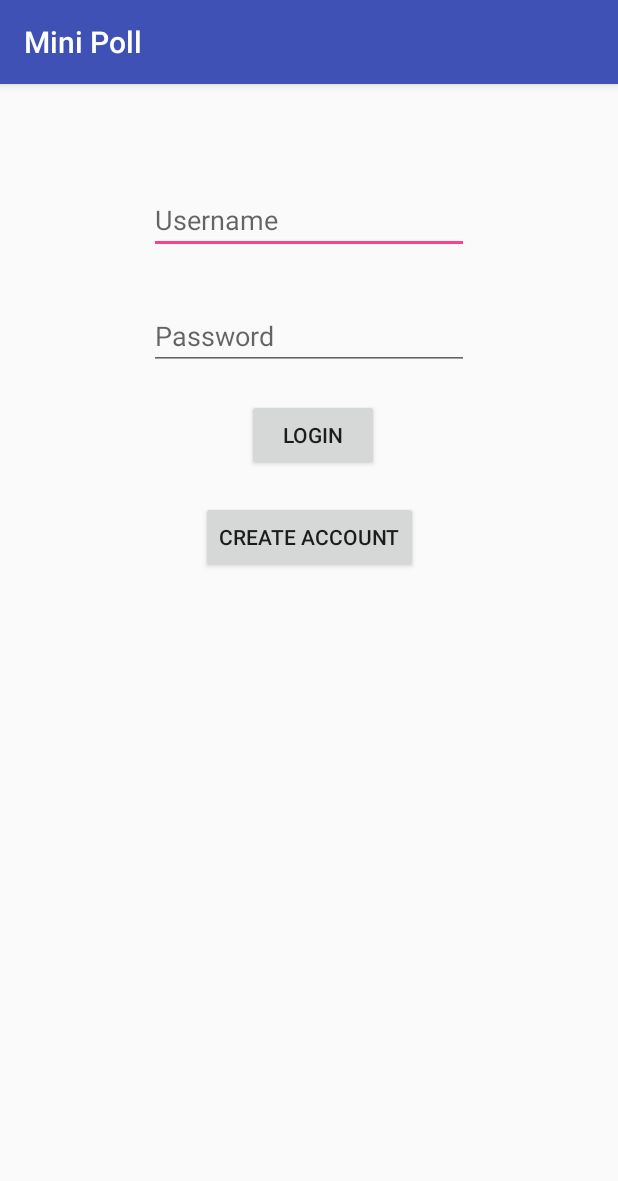
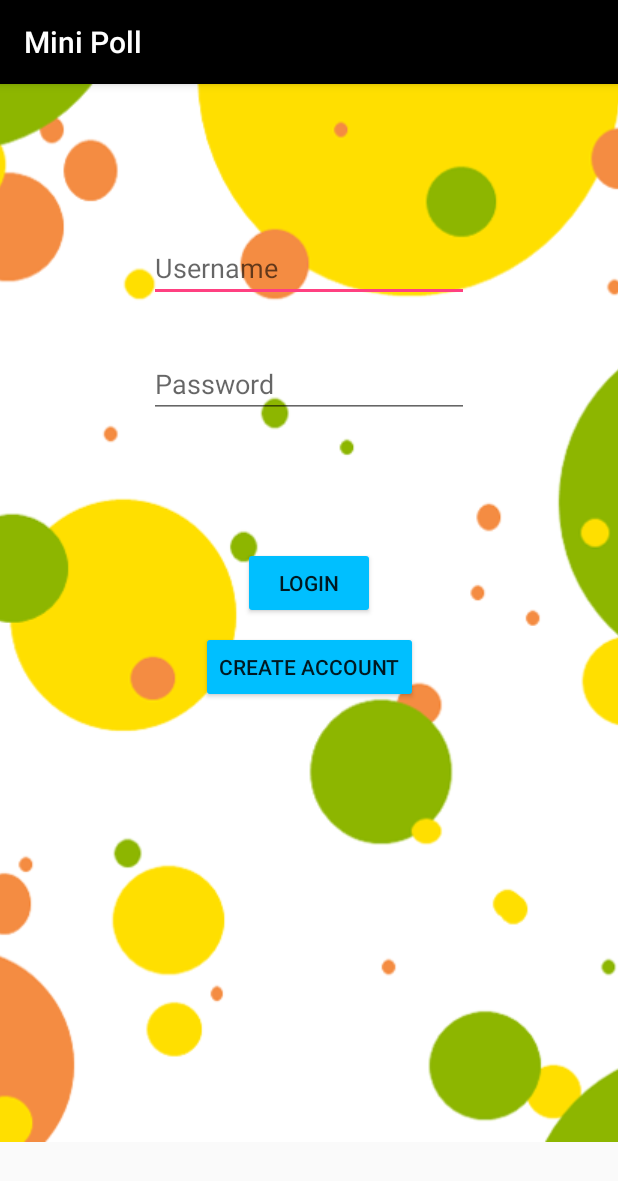
Before and after one commit to maleclercq/LSINF1225-2018-Groupe1-MiniPoll, an Android app: the screen it shows after launch (ConnectionActivity), on a phone screen of 412 x 824 dp. Shown: the top 1181 px of the screen. Run offline under Robolectric (Android 15) with nearby library versions, the phone set to English and light mode, and no system bars.

Commit message:
+ chgmnt des couleurs et ajout de la valuer dans @values/colors + ajout des images background

```diff
--- a/app/src/main/res/drawable/oval_choix.xml
+++ b/app/src/main/res/drawable/oval_choix.xml
@@ -9,7 +9,7 @@
         android:topLeftRadius="30dp"
         android:topRightRadius="30dp" />
 
-    <solid android:color="#CFCFCF" />
+    <solid android:color="@color/colorChoix" />
 
     <padding
         android:bottom="0dp"
@@ -21,5 +21,5 @@
         android:height="60dp"
         android:width="270dp" />
 
-    <solid android:color="#f48c42" />
+    <solid android:color="@color/colorChoix" />
 </shape>
--- a/app/src/main/res/drawable/oval_questionnaire.xml
+++ b/app/src/main/res/drawable/oval_questionnaire.xml
@@ -9,7 +9,7 @@
         android:topLeftRadius="30dp"
         android:topRightRadius="30dp" />
 
-    <solid android:color="#CFCFCF" />
+    <solid android:color="@color/colorQuestionnaire" />
 
     <padding
         android:bottom="0dp"
@@ -21,5 +21,5 @@
         android:height="60dp"
         android:width="270dp" />
 
-    <solid android:color="#f4f441" />
+    <solid android:color="@color/colorQuestionnaire" />
 </shape>
--- a/app/src/main/res/drawable/oval_sondage.xml
+++ b/app/src/main/res/drawable/oval_sondage.xml
@@ -9,7 +9,7 @@
         android:topLeftRadius="30dp"
         android:topRightRadius="30dp" />
 
-    <solid android:color="#CFCFCF" />
+    <solid android:color="@color/colorSondage" />
 
     <padding
         android:bottom="0dp"
@@ -21,5 +21,5 @@
         android:height="60dp"
         android:width="270dp" />
 
-    <solid android:color="#85f441" />
+    <solid android:color="@color/colorSondage" />
 </shape>
--- a/app/src/main/res/layout/activity_connection.xml
+++ b/app/src/main/res/layout/activity_connection.xml
@@ -4,15 +4,28 @@
     xmlns:tools="http://schemas.android.com/tools"
     android:layout_width="match_parent"
     android:layout_height="match_parent"
-    android:noHistory = "true"
+    android:noHistory="true"
     tools:context="com.example.matthieu.minipoll.ConnectionActivity"
     tools:layout_editor_absoluteY="81dp">
+
+    <ImageView
+        android:id="@+id/imageView2"
+        android:layout_width="wrap_content"
+        android:layout_height="wrap_content"
+        android:scaleType="centerCrop"
+        app:layout_constraintBottom_toBottomOf="parent"
+        app:layout_constraintEnd_toEndOf="parent"
+        app:layout_constraintHorizontal_bias="1.0"
+        app:layout_constraintStart_toStartOf="parent"
+        app:layout_constraintTop_toTopOf="parent"
+        app:layout_constraintVertical_bias="0.0"
+        app:srcCompat="@drawable/background_connection" />
 
     <EditText
         android:id="@+id/ID"
         android:layout_width="wrap_content"
         android:layout_height="wrap_content"
-        android:layout_marginTop="68dp"
+        android:layout_marginTop="100dp"
         android:ems="10"
         android:hint="@string/Username"
         android:inputType="textPersonName"
@@ -28,6 +41,8 @@
         android:ems="10"
         android:hint="@string/Password"
         android:inputType="textPassword"
+        android:selectAllOnFocus="false"
+        android:singleLine="false"
         app:layout_constraintStart_toStartOf="@+id/ID"
         app:layout_constraintTop_toBottomOf="@+id/ID" />
 
@@ -35,21 +50,30 @@
         android:id="@+id/Login"
         android:layout_width="wrap_content"
         android:layout_height="wrap_content"
-        android:layout_marginEnd="26dp"
-        android:layout_marginTop="19dp"
+        android:layout_marginEnd="8dp"
+        android:layout_marginStart="8dp"
+        android:layout_marginTop="86dp"
+        android:backgroundTint="#00bfff"
         android:onClick="login"
         android:text="@string/Login"
-        app:layout_constraintEnd_toEndOf="@+id/CreateAccount"
+        app:layout_constraintEnd_toEndOf="@+id/Password"
+        app:layout_constraintStart_toStartOf="@+id/Password"
         app:layout_constraintTop_toBottomOf="@+id/Password" />
+
 
     <Button
         android:id="@+id/CreateAccount"
         android:layout_width="wrap_content"
         android:layout_height="wrap_content"
-        android:layout_marginEnd="34dp"
-        android:layout_marginTop="20dp"
+        android:layout_marginEnd="8dp"
+        android:layout_marginStart="8dp"
+        android:layout_marginTop="8dp"
         android:onClick="createAccount"
         android:text="@string/CreateAccount"
+        android:backgroundTint="#00bfff"
         app:layout_constraintEnd_toEndOf="@+id/Password"
+        app:layout_constraintStart_toStartOf="@+id/Password"
         app:layout_constraintTop_toBottomOf="@+id/Login" />
+
+
 </android.support.constraint.ConstraintLayout>
--- a/app/src/main/res/values/colors.xml
+++ b/app/src/main/res/values/colors.xml
@@ -1,6 +1,9 @@
 <?xml version="1.0" encoding="utf-8"?>
 <resources>
-    <color name="colorPrimary">#3F51B5</color>
-    <color name="colorPrimaryDark">#303F9F</color>
+    <color name="colorPrimary">#000000</color> % j'ai remplace ceci: #3F51B5
+    <color name="colorPrimaryDark">#000000</color> %  #303F9F
     <color name="colorAccent">#FF4081</color>
+    <color name="colorChoix">#f48c42</color>
+    <color name="colorSondage">#8DB600</color>
+    <color name="colorQuestionnaire">#FFDF00</color>
 </resources>
--- a/app/src/main/res/values/strings.xml
+++ b/app/src/main/res/values/strings.xml
@@ -31,7 +31,7 @@
     <!-->Activity Create Profil -->
     <string name="LastName">Last Name</string>
     <string name="FirstName">First Name</string>
-    <string name="Mail">Mail Adress</string>
+    <string name="Mail">Mail Address</string>
 
     <!-->Activity main -->
     <string name="Choix">Choice</string>
```
Also changed, not shown: app/src/main/res/layout/activity_create_account.xml (+15 -0 lines), app/src/main/res/layout/activity_create_profil.xml (+15 -0 lines), app/src/main/res/layout/activity_main.xml (+11 -0 lines), app/src/main/res/drawable/background_connection.png (added), app/src/main/res/drawable/background_main.png (added).
